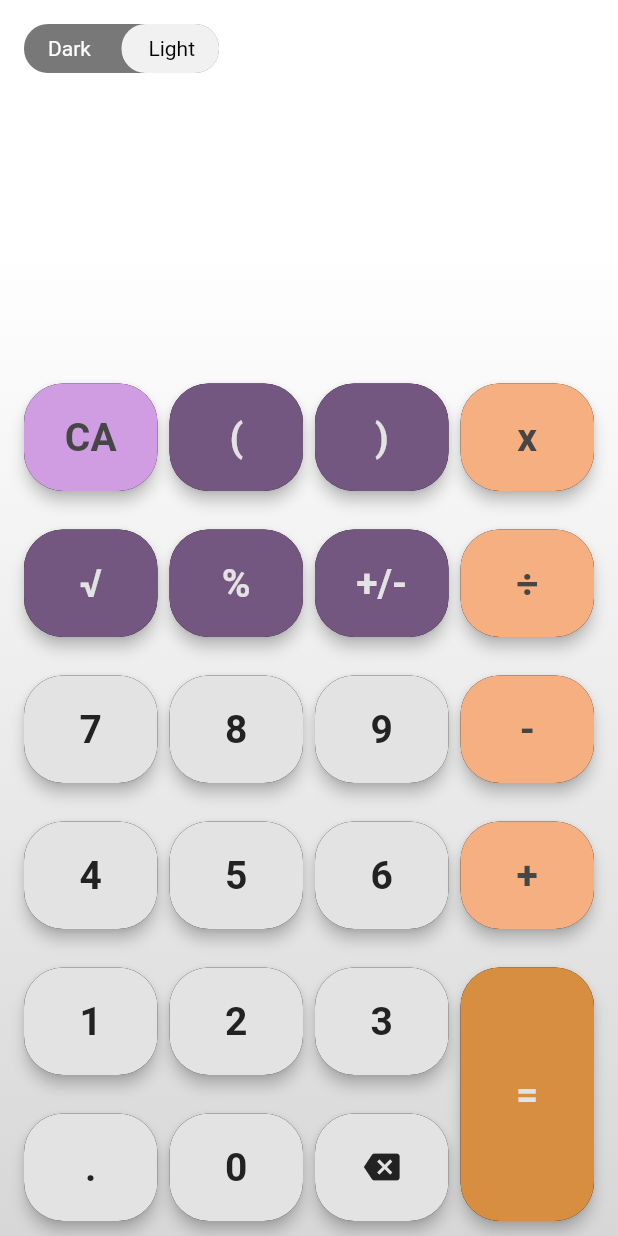
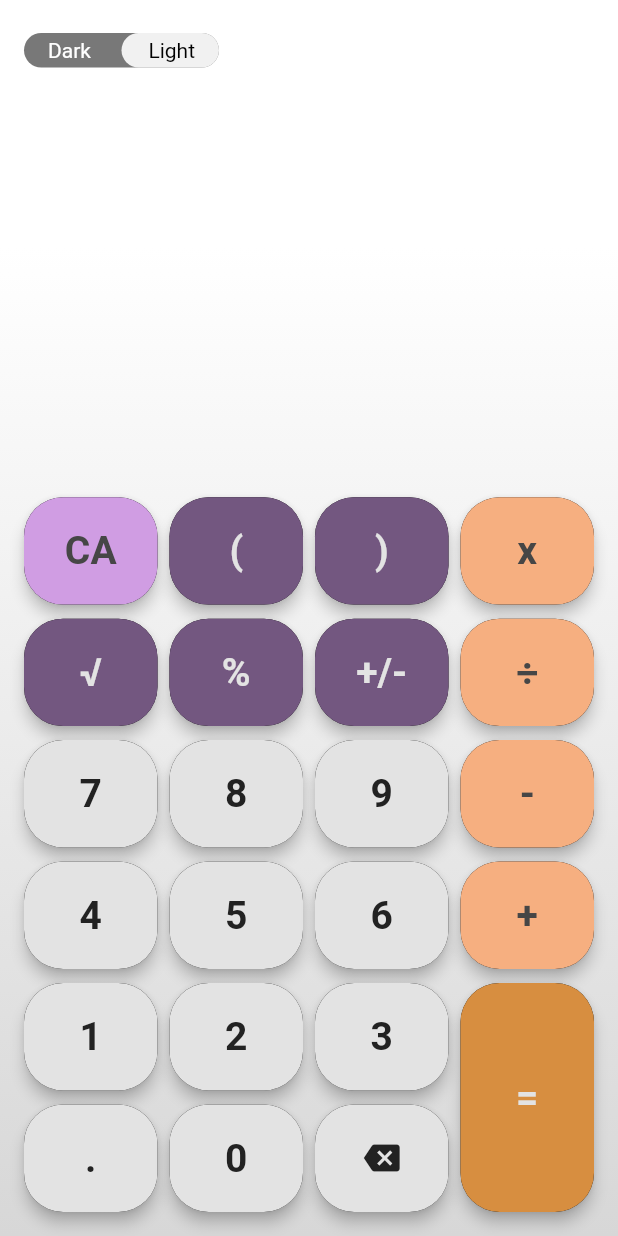
Before and after one commit to luciovicentini/calcunice, a Flutter app: the screen it shows after launch, on a phone screen of 412 x 824 dp. Run offline on Flutter 3.47's test engine with Material 2 defaults, Android fonts, the phone set to English and light mode, and no system bars; our stand-ins replace decimal, flutter_hooks, freezed_annotation, hooks_riverpod.

Commit message:
Layout para pantallas en vertical y horizontal.

```diff
--- a/lib/main.dart
+++ b/lib/main.dart
@@ -1,9 +1,10 @@
+import 'package:calcunice/ui/horizontal_calculator_widget.dart';
 import 'package:flutter/material.dart';
 import 'package:flutter/services.dart';
 import 'package:hooks_riverpod/hooks_riverpod.dart';
 
 import 'package:calcunice/providers.dart';
-import 'package:calcunice/ui/calculator_widget.dart';
+import 'package:calcunice/ui/vertical_calculator_widget.dart';
 import 'package:calcunice/ui/themes.dart';
 
 void main() {
@@ -29,6 +30,19 @@ class MyApp extends ConsumerWidget {
       darkTheme: darkTheme,
       themeMode: isLight ? ThemeMode.light : ThemeMode.dark,
       home: const _HomeWidget(),
+      // home: ScreenSize(),
+    );
+  }
+}
+
+class ScreenSize extends StatelessWidget {
+  @override
+  Widget build(BuildContext context) {
+    final media = MediaQuery.of(context).size;
+    return Scaffold(
+      body: Center(
+        child: Text('Height: ${media.height} - Width: ${media.width}'),
+      ),
     );
   }
 }
@@ -38,6 +52,7 @@ class _HomeWidget extends ConsumerWidget {
 
   @override
   Widget build(BuildContext context, ScopedReader watch) {
+    final size = MediaQuery.of(context).size;
     final isLight = watch(isLightProvider).state;
     return Container(
       decoration: BoxDecoration(
@@ -49,12 +64,14 @@ class _HomeWidget extends ConsumerWidget {
           tileMode: TileMode.decal,
         ),
       ),
-      child: const Scaffold(
+      child: Scaffold(
         backgroundColor: Colors.transparent,
         body: SafeArea(
           child: Padding(
-            padding: EdgeInsets.symmetric(horizontal: 16, vertical: 10),
-            child: CalculatorWidget(),
+            padding: const EdgeInsets.symmetric(horizontal: 16, vertical: 16),
+            child: size.height > size.width
+                ? const VerticalCalculatorWidget()
+                : const HorizontalCalculatorWidget(),
           ),
         ),
       ),
--- a/lib/ui/calculator_screen_widget.dart
+++ /dev/null
@@ -1,26 +0,0 @@
-import 'package:calcunice/ui/expression_display_widget.dart';
-import 'package:calcunice/ui/historic_expression_list_widget.dart';
-import 'package:flutter/material.dart';
-
-class CalculatorScreenWidget extends StatelessWidget {
-  const CalculatorScreenWidget({Key? key}) : super(key: key);
-
-  @override
-  Widget build(BuildContext context) => Padding(
-        padding: const EdgeInsets.fromLTRB(8, 8, 8, 16),
-        child: Column(
-          crossAxisAlignment: CrossAxisAlignment.end,
-          children: const [
-            Expanded(
-              flex: 9,
-              child: HistoricExpressionListWidget(),
-            ),
-            SizedBox(height: 4),
-            Expanded(
-              flex: 3,
-              child: ExpressionDisplayWidget(),
-            ),
-          ],
-        ),
-      );
-}
--- a/lib/ui/calculator_widget.dart
+++ /dev/null
@@ -1,27 +0,0 @@
-import 'package:calcunice/ui/keyboard_layout_widget.dart';
-import 'package:calcunice/ui/calculator_screen_widget.dart';
-import 'package:calcunice/ui/dark_light_switch_widget.dart';
-import 'package:flutter/material.dart';
-
-class CalculatorWidget extends StatelessWidget {
-  const CalculatorWidget({Key? key}) : super(key: key);
-
-  @override
-  Widget build(BuildContext context) => Column(
-        crossAxisAlignment: CrossAxisAlignment.start,
-        children: const [
-          Flexible(
-            flex: 2,
-            child: DarkLightSwitchWidget(),
-          ),
-          Flexible(
-            flex: 9,
-            child: CalculatorScreenWidget(),
-          ),
-          Flexible(
-            flex: 25,
-            child: KeyboardLayoutWidget(),
-          ),
-        ],
-      );
-}
--- a/lib/ui/keyboard_layout_widget.dart
+++ b/lib/ui/keyboard_layout_widget.dart
@@ -14,6 +14,8 @@ class KeyboardLayoutWidget extends StatelessWidget {
   @override
   Widget build(BuildContext context) => LayoutBuilder(
         builder: (context, constraints) {
+          print(
+              'MaxWidth: ${constraints.maxWidth} - MaxHeight: ${constraints.maxHeight}');
           final keyboardLayout =
               KeyboardLayoutCalculator.calculateFromContainerSize(
                   constraints.maxWidth, constraints.maxHeight);
--- /dev/null
+++ b/lib/ui/vertical_calculator_widget.dart
@@ -0,0 +1,34 @@
+import 'package:calcunice/ui/dark_light_switch_widget.dart';
+import 'package:calcunice/ui/expression_display_widget.dart';
+import 'package:calcunice/ui/historic_expression_list_widget.dart';
+import 'package:calcunice/ui/keyboard_layout_widget.dart';
+import 'package:flutter/material.dart';
+
+class VerticalCalculatorWidget extends StatelessWidget {
+  const VerticalCalculatorWidget({Key? key}) : super(key: key);
+
+  @override
+  Widget build(BuildContext context) => Column(
+        crossAxisAlignment: CrossAxisAlignment.start,
+        children: const [
+          SizedBox(
+            height: 35,
+            child: DarkLightSwitchWidget(),
+          ),
+          SizedBox(height: 8),
+          Flexible(
+            flex: 9,
+            child: HistoricExpressionListWidget(),
+          ),
+          SizedBox(
+            height: 50,
+            child: ExpressionDisplayWidget(),
+          ),
+          SizedBox(height: 8),
+          Flexible(
+            flex: 20,
+            child: KeyboardLayoutWidget(),
+          ),
+        ],
+      );
+}
```
Also changed, not shown: lib/ui/horizontal_calculator_widget.dart (added, +40 -0 lines).
